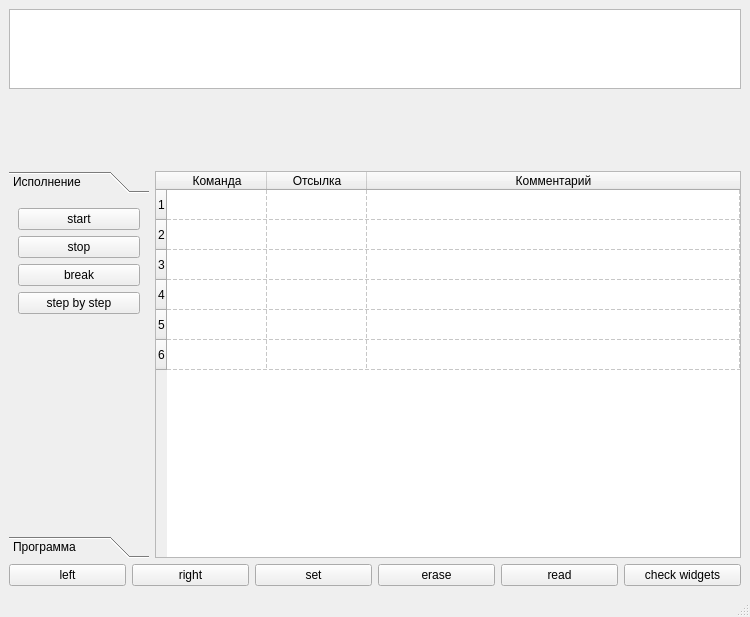
First picture: the form in wmain.ui, repository adm-academic/CPP_Qt5_Post_Machine, before the edit.
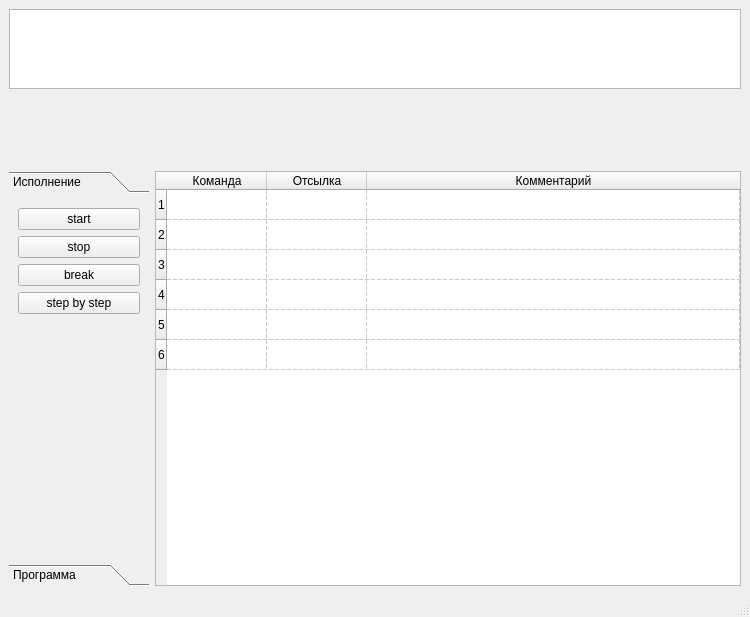
Second picture: the form after the edit. Custom widgets are drawn as their Qt base class.

```diff
--- a/wmain.ui
+++ b/wmain.ui
@@ -64,7 +64,7 @@
            <x>0</x>
            <y>0</y>
            <width>140</width>
-           <height>264</height>
+           <height>302</height>
           </rect>
          </property>
          <attribute name="label">
@@ -236,52 +236,6 @@
       </item>
      </layout>
     </item>
-    <item>
-     <layout class="QHBoxLayout" name="horizontalLayout">
-      <item>
-       <widget class="QPushButton" name="pb_left">
-        <property name="text">
-         <string>left</string>
-        </property>
-       </widget>
-      </item>
-      <item>
-       <widget class="QPushButton" name="pb_right">
-        <property name="text">
-         <string>right</string>
-        </property>
-       </widget>
-      </item>
-      <item>
-       <widget class="QPushButton" name="pb_set">
-        <property name="text">
-         <string>set</string>
-        </property>
-       </widget>
-      </item>
-      <item>
-       <widget class="QPushButton" name="pb_erase">
-        <property name="text">
-         <string>erase</string>
-        </property>
-       </widget>
-      </item>
-      <item>
-       <widget class="QPushButton" name="pb_read">
-        <property name="text">
-         <string>read</string>
-        </property>
-       </widget>
-      </item>
-      <item>
-       <widget class="QPushButton" name="pushButton">
-        <property name="text">
-         <string>check widgets</string>
-        </property>
-       </widget>
-      </item>
-     </layout>
-    </item>
    </layout>
   </widget>
   <widget class="QMenuBar" name="menubar">
```
Left out of the diff: 2 changed lines with no effect on the pictures.
